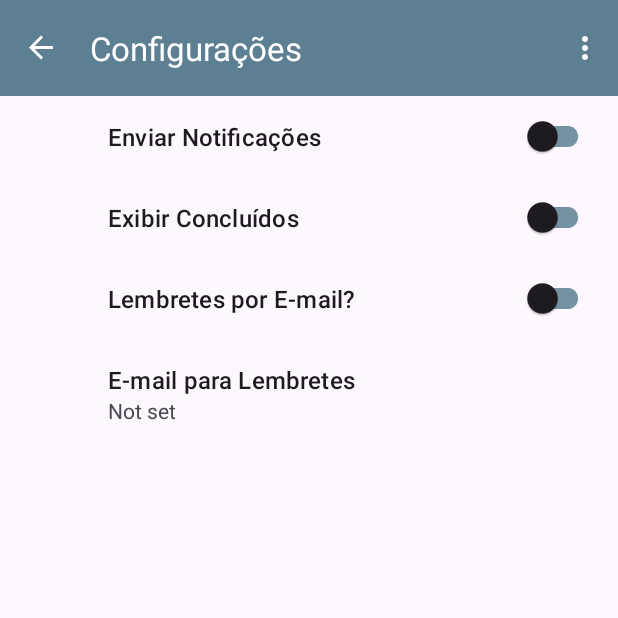
After one commit to lucasmontano/carreiranomundomobile, an Android app: the SettingsFragment screen opened through its navigation route, on a phone screen of 412 x 824 dp, the top half of it. The commit adds this screen. Run offline under Robolectric (Android 15) with nearby library versions, the phone set to English and light mode, and no system bars; our stand-ins replace Room's generated code, androidx.preference, navigation-ui; 1 statement that could not run was skipped.

Commit message:
Added the overflow settings menu, SettingsFragment and base classes for DataStore implementation.

```diff
--- a/app/build.gradle
+++ b/app/build.gradle
@@ -38,6 +38,7 @@ android {
 
 dependencies {
 
+    implementation 'androidx.preference:preference-ktx:1.2.0'
     def room_version = "2.5.0"
 
     implementation 'androidx.core:core-ktx:1.9.0'
@@ -48,6 +49,7 @@ dependencies {
     implementation 'androidx.navigation:navigation-ui-ktx:2.5.3'
     implementation "androidx.room:room-ktx:$room_version"
     kapt "androidx.room:room-compiler:$room_version"
+    implementation "androidx.datastore:datastore-preferences:1.0.0"
 
     testImplementation 'androidx.test.ext:junit-ktx:1.1.5'
     testImplementation "androidx.test:core-ktx:1.5.0"
--- a/app/src/main/java/com/lucasmontano/carreiranomundomobile/MainActivity.kt
+++ b/app/src/main/java/com/lucasmontano/carreiranomundomobile/MainActivity.kt
@@ -1,6 +1,9 @@
 package com.lucasmontano.carreiranomundomobile
 
+import android.content.Context
 import android.os.Bundle
+import android.view.Menu
+import android.view.MenuItem
 import androidx.appcompat.app.AppCompatActivity
 import androidx.navigation.findNavController
 import androidx.navigation.ui.AppBarConfiguration
@@ -32,4 +35,22 @@ class MainActivity : AppCompatActivity() {
         val navController = findNavController(R.id.nav_host_fragment_content_main)
         return navController.navigateUp(appBarConfiguration) || super.onSupportNavigateUp()
     }
+
+    override fun onCreateOptionsMenu(menu: Menu?): Boolean {
+        menuInflater.inflate(R.menu.menu, menu);
+        return true
     }
+
+    override fun onOptionsItemSelected(item: MenuItem) = when (item.itemId) {
+        R.id.action_settings -> {
+            val navController = findNavController(R.id.nav_host_fragment_content_main)
+            navController.navigate(R.id.action_habitListFragment_to_settingsFragment)
+            true
+        }
+        else -> {
+            // If we got here, the user's action was not recognized.
+            // Invoke the superclass to handle it.
+            super.onOptionsItemSelected(item)
+        }
+    }
+}
--- /dev/null
+++ b/app/src/main/java/com/lucasmontano/carreiranomundomobile/SettingsFragment.kt
@@ -0,0 +1,17 @@
+package com.lucasmontano.carreiranomundomobile
+
+import android.content.Context
+import android.os.Bundle
+import androidx.datastore.preferences.preferencesDataStore
+import androidx.preference.PreferenceFragmentCompat
+import com.lucasmontano.carreiranomundomobile.core.datastore.SettingsDataStore
+
+private val Context.dataStore by preferencesDataStore(name = "settings`")
+
+class SettingsFragment : PreferenceFragmentCompat() {
+
+    override fun onCreatePreferences(savedInstanceState: Bundle?, rootKey: String?) {
+        setPreferencesFromResource(R.xml.root_preferences, rootKey)
+        preferenceManager.preferenceDataStore = SettingsDataStore(Context.dataStore)
+    }
+}
--- a/app/src/main/res/layout/activity_main.xml
+++ b/app/src/main/res/layout/activity_main.xml
@@ -16,7 +16,8 @@
       android:layout_width="match_parent"
       android:layout_height="?attr/actionBarSize"
       android:background="?attr/colorPrimary"
-      app:popupTheme="@style/Theme.App.PopupOverlay" />
+      app:popupTheme="@style/Theme.App.PopupOverlay"
+      app:menu="@menu/menu"/>
 
   </com.google.android.material.appbar.AppBarLayout>
 
--- /dev/null
+++ b/app/src/main/res/menu/menu.xml
@@ -0,0 +1,9 @@
+<?xml version="1.0" encoding="utf-8"?>
+<menu xmlns:android="http://schemas.android.com/apk/res/android"
+    xmlns:app="http://schemas.android.com/apk/res-auto">
+    <!-- Settings, should always be in the overflow -->
+    <item android:id="@+id/action_settings"
+        android:title="@string/action_settings"
+        android:icon="@android:drawable/ic_menu_preferences"
+        app:showAsAction="never"/>
+</menu>
--- a/app/src/main/res/navigation/nav_graph.xml
+++ b/app/src/main/res/navigation/nav_graph.xml
@@ -14,11 +14,18 @@
     <action
       android:id="@+id/action_habitList_to_habitForm"
       app:destination="@id/habitFormFragment" />
+    <action
+        android:id="@+id/action_habitListFragment_to_settingsFragment"
+        app:destination="@id/settingsFragment" />
   </fragment>
 
   <fragment
     android:id="@+id/habitFormFragment"
     android:name="com.lucasmontano.carreiranomundomobile.form.HabitFormFragment"
     android:label="@string/title_habit_form" />
+  <fragment
+      android:id="@+id/settingsFragment"
+      android:name="com.lucasmontano.carreiranomundomobile.SettingsFragment"
+      android:label="@string/title_settings" />
 
 </navigation>
--- a/app/src/main/res/values/strings.xml
+++ b/app/src/main/res/values/strings.xml
@@ -3,6 +3,7 @@
     <string name="title_activity_main">Meus Hábitos</string>
     <string name="title_habit_list">Lista de Hábitos</string>
     <string name="title_habit_form">Configurar Hábito</string>
+    <string name="title_settings">Configurações</string>
 
     <string name="habit_title">Título do Hábito</string>
     <string name="habit_complete">Hábito foi completado?</string>
@@ -18,4 +19,13 @@
     <!-- Content Descriptions and Accessibility Text -->
     <string name="accessibility_add">Adicionar Hábito</string>
     <string name="save">Salvar</string>
+
+    <!-- Actions -->
+    <string name="action_settings">Configurações</string>
+
+    <!-- Application Settings -->
+    <string name="pref_show_completed">Exibir Concluídos</string>
+    <string name="pref_allow_notification">Enviar Notificações</string>
+    <string name="pref_send_email_reminder">Lembretes por E-mail?</string>
+    <string name="pref_reminder_email">E-mail para Lembretes</string>
 </resources>
--- /dev/null
+++ b/app/src/main/res/xml/root_preferences.xml
@@ -0,0 +1,22 @@
+<PreferenceScreen xmlns:app="http://schemas.android.com/apk/res-auto"
+    xmlns:android="http://schemas.android.com/apk/res/android">
+
+    <SwitchPreferenceCompat
+        app:key="allow_notification"
+        app:title="@string/pref_allow_notification" />
+
+    <SwitchPreferenceCompat
+        app:key="show_completed"
+        app:title="@string/pref_show_completed" />
+
+    <SwitchPreferenceCompat
+        app:key="send_reminder"
+        app:title="@string/pref_send_email_reminder" />
+
+    <EditTextPreference
+        android:id="@+id/reminderEmailPref"
+        app:key="reminder_email"
+        app:title="@string/pref_reminder_email"
+        app:useSimpleSummaryProvider="true"/>
+
+</PreferenceScreen>
--- a/build.gradle
+++ b/build.gradle
@@ -5,7 +5,7 @@ buildscript {
         mavenCentral()
     }
     dependencies {
-        classpath 'com.android.tools.build:gradle:7.3.0'
+        classpath 'com.android.tools.build:gradle:7.4.0'
         classpath "org.jetbrains.kotlin:kotlin-gradle-plugin:1.7.10"
 
         // NOTE: Do not place your application dependencies here; they belong
```
Also changed, not shown: app/src/main/java/com/lucasmontano/carreiranomundomobile/core/datastore/SettingsDataStore.kt (added, +24 -0 lines), app/src/main/java/com/lucasmontano/carreiranomundomobile/core/repository/SettingsPreferencesRepository.kt (added, +60 -0 lines), gradle/wrapper/gradle-wrapper.properties. Lines whose indentation alone changed are shown as unchanged.
